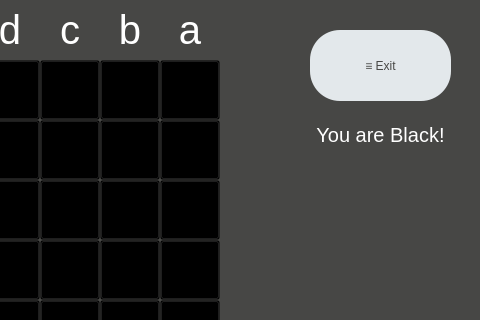
The window that window-play-black.ui (artimkaf/school_project) describes before a commit, drawn with Qt 5; both pictures show x 320 to 800 and y 0 to 320 of the 800 by 600 pixel window.
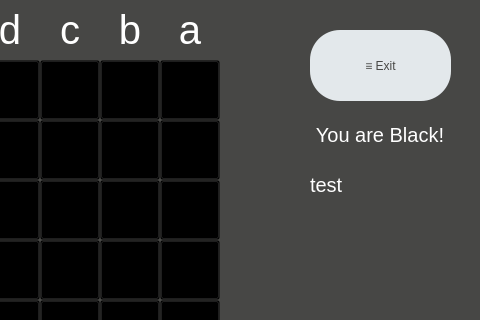
The same window after the commit. Icons and pictures are not drawn.

Commit message: add chess moves and a lot of bugs =)

```diff
--- a/window-play-black.ui
+++ b/window-play-black.ui
@@ -1439,8 +1439,8 @@
      <rect>
       <x>630</x>
       <y>120</y>
-      <width>141</width>
-      <height>31</height>
+      <width>140</width>
+      <height>30</height>
      </rect>
     </property>
     <property name="styleSheet">
@@ -1452,6 +1452,24 @@
      <string>&lt;html&gt;&lt;head/&gt;&lt;body&gt;&lt;p align=&quot;center&quot;&gt;You are Black!&lt;/p&gt;&lt;/body&gt;&lt;/html&gt;</string>
     </property>
    </widget>
+   <widget class="QLabel" name="chess_move">
+    <property name="geometry">
+     <rect>
+      <x>630</x>
+      <y>170</y>
+      <width>140</width>
+      <height>30</height>
+     </rect>
+    </property>
+    <property name="styleSheet">
+     <string notr="true">font: 15pt;
+color: rgb(255, 255, 255);
+background-color: transparent</string>
+    </property>
+    <property name="text">
+     <string>&lt;html&gt;&lt;head/&gt;&lt;body&gt;&lt;p&gt;test&lt;/p&gt;&lt;/body&gt;&lt;/html&gt;</string>
+    </property>
+   </widget>
    <zorder>background</zorder>
    <zorder>more_button</zorder>
    <zorder>a8</zorder>
```
Left out of the diff: 1 changed line with no effect on the pictures. The commit also changes 3 other files.
